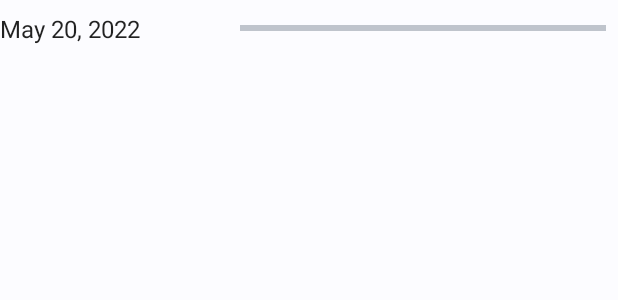
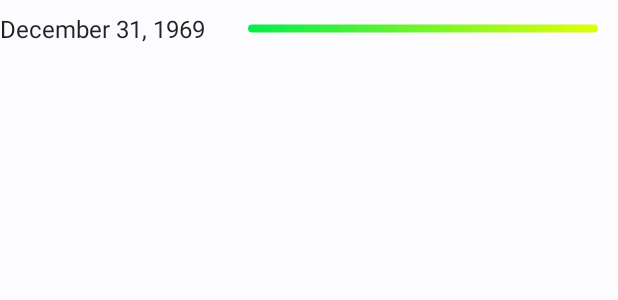
Before and after one commit to brendaninnis/Daily-Fat-Counter-Android, an Android app: the layout history_item.xml on its own in the app's theme, with its tools: preview values and no code run, on a phone screen of 412 x 824 dp. Shown: the top 300 px of the screen. Run offline under Robolectric (Android 15) with nearby library versions, the phone set to English and light mode, and no system bars.

Commit message:
created linear progress graph for history items

```diff
--- a/app/src/main/java/ca/brendaninnis/dailyfatcounter/view/DailyFatRecordViewHolder.kt
+++ b/app/src/main/java/ca/brendaninnis/dailyfatcounter/view/DailyFatRecordViewHolder.kt
@@ -14,7 +14,7 @@ class DailyFatRecordViewHolder(
 
     fun bind(record: DailyFatRecord) {
         binding.dateLabel.text = record.dateLabel
-        binding.graph.isIndeterminate = true
+        binding.graph.progress = record.usedFat / record.totalFat
     }
 
     companion object {
--- /dev/null
+++ b/app/src/main/java/ca/brendaninnis/dailyfatcounter/view/LinearCounter.kt
@@ -0,0 +1,96 @@
+package ca.brendaninnis.dailyfatcounter.view
+
+import android.animation.ValueAnimator
+import android.annotation.SuppressLint
+import android.content.Context
+import android.graphics.*
+import android.util.AttributeSet
+import android.view.View
+import android.view.animation.AccelerateDecelerateInterpolator
+import ca.brendaninnis.dailyfatcounter.R
+
+open class LinearCounter(context: Context,
+                         attrs: AttributeSet) : View(context, attrs),
+                                                ValueAnimator.AnimatorUpdateListener  {
+    private var animator: ValueAnimator? = null
+    protected val thiccness = context.resources.getDimension(R.dimen.counterThiccness)
+    protected val halfThiccness = thiccness * 0.5f
+    protected val thirdThiccness = thiccness * 0.33f
+    protected val paint = Paint(Paint.ANTI_ALIAS_FLAG).apply {
+        style = Paint.Style.STROKE
+        strokeCap = Paint.Cap.ROUND
+    }
+    protected var _progress: Float
+    var progress: Float
+        get() = _progress
+        set(value) {
+            if (value != _progress) {
+                animator?.cancel()
+                animator = ValueAnimator.ofFloat(progress, value).apply {
+                    duration = ANIMATION_DURATION
+                    interpolator = AccelerateDecelerateInterpolator()
+                    addUpdateListener(this@LinearCounter)
+                    start()
+                }
+            }
+        }
+
+    init {
+        context.theme.obtainStyledAttributes(attrs, R.styleable.LinearCounter, 0, 0).apply {
+            try {
+                _progress = getFloat(R.styleable.LinearCounter_progress, 0f)
+            } finally {
+                recycle()
+            }
+        }
+    }
+
+    @SuppressLint("DrawAllocation") // Must allocate new SweepGradient with colors for each draw
+    override fun onDraw(canvas: Canvas) {
+        LinearGradient(0f,
+            0f,
+            width.toFloat(),
+            height.toFloat(),
+            intArrayOf(
+                Colors.getStartGradientColor(context, progress),
+                Colors.getEndGradientColor(context, progress),
+            ),
+            null,
+            Shader.TileMode.REPEAT).let {
+                paint.shader = it
+        }
+
+        drawProgressLine(canvas)
+        drawInnerLine(canvas)
+    }
+
+    override fun onAnimationUpdate(animator: ValueAnimator) {
+        _progress = animator.animatedValue as Float
+        invalidate()
+    }
+
+    private fun drawProgressLine(canvas: Canvas) {
+        if (progress <= 0) {
+            return
+        }
+        paint.strokeWidth = thiccness
+        canvas.drawLine(halfThiccness + paddingStart,
+            height * 0.5f,
+            width.toFloat() * progress.coerceAtMost(1.0f) - halfThiccness - paddingEnd,
+            height * 0.5f,
+            paint)
+    }
+
+    private fun drawInnerLine(canvas: Canvas) {
+        paint.strokeWidth = thirdThiccness
+        canvas.drawLine(halfThiccness + paddingStart,
+            height * 0.5f,
+            width.toFloat() - halfThiccness - paddingEnd,
+            height * 0.5f,
+            paint)
+    }
+
+    companion object {
+        protected const val ANIMATION_DURATION = 350L
+    }
+}
--- a/app/src/main/res/layout/history_item.xml
+++ b/app/src/main/res/layout/history_item.xml
@@ -1,6 +1,7 @@
 <?xml version="1.0" encoding="utf-8"?>
 <layout xmlns:tools="http://schemas.android.com/tools"
-    xmlns:android="http://schemas.android.com/apk/res/android">
+    xmlns:android="http://schemas.android.com/apk/res/android"
+    xmlns:custom="http://schemas.android.com/apk/res-auto">
     <LinearLayout
         android:paddingTop="@dimen/historyItemPadding"
         android:paddingBottom="@dimen/historyItemPadding"
@@ -15,14 +16,15 @@
             android:textAppearance="?textAppearanceListItem"
             android:layout_width="160dp"
             android:layout_height="wrap_content"
-            android:text="May 20, 2022" />
+            android:text="December 31, 1969" />
 
-        <com.google.android.material.progressindicator.LinearProgressIndicator
+        <ca.brendaninnis.dailyfatcounter.view.LinearCounter
             android:id="@+id/graph"
             android:layout_width="0dp"
             android:layout_height="match_parent"
             android:layout_gravity="center"
-            android:layout_weight="1"/>
+            android:layout_weight="1"
+            custom:progress="0.0"/>
 
     </LinearLayout>
 </layout>
--- a/app/src/main/res/values/attrs.xml
+++ b/app/src/main/res/values/attrs.xml
@@ -1,6 +1,6 @@
 <?xml version="1.0" encoding="utf-8"?>
 <resources>
-    <declare-styleable name="CircularCounter">
+    <declare-styleable name="LinearCounter">
         <attr name="progress" format="float" />
     </declare-styleable>
 </resources>
```
Also changed, not shown: app/src/main/java/ca/brendaninnis/dailyfatcounter/view/CircularCounter.kt (+6 -53 lines), app/src/main/java/ca/brendaninnis/dailyfatcounter/viewmodel/HistoryViewModel.kt (+0 -25 lines).
